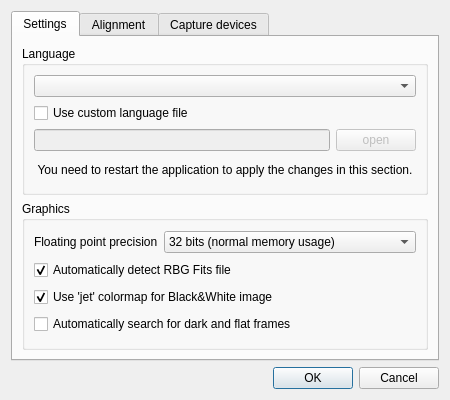
Qt form lxnstack-git/src/ui/option_dialog.ui (mauritiusdadd/lxnstack) before a commit.
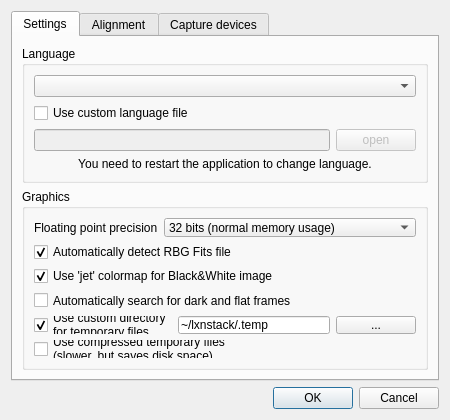
The same form after that commit.

```diff
--- a/lxnstack-git/src/ui/option_dialog.ui
+++ b/lxnstack-git/src/ui/option_dialog.ui
@@ -8,19 +8,19 @@
     <x>0</x>
     <y>0</y>
     <width>450</width>
-    <height>400</height>
+    <height>420</height>
    </rect>
   </property>
   <property name="minimumSize">
    <size>
     <width>450</width>
-    <height>400</height>
+    <height>420</height>
    </size>
   </property>
   <property name="maximumSize">
    <size>
     <width>450</width>
-    <height>400</height>
+    <height>420</height>
    </size>
   </property>
   <property name="windowTitle">
@@ -89,7 +89,7 @@
           <item>
            <widget class="QLabel" name="label_3">
             <property name="text">
-             <string>You need to restart the application to apply the changes in this section.</string>
+             <string>You need to restart the application to change language.</string>
             </property>
             <property name="alignment">
              <set>Qt::AlignCenter</set>
@@ -175,6 +175,43 @@
             </property>
            </widget>
           </item>
+          <item>
+           <layout class="QHBoxLayout" name="horizontalLayout_7">
+            <item>
+             <widget class="QCheckBox" name="tempPathCheckBox">
+              <property name="text">
+               <string>Use custom directory
+for temporary files</string>
+              </property>
+              <property name="checked">
+               <bool>true</bool>
+              </property>
+             </widget>
+            </item>
+            <item>
+             <widget class="QLineEdit" name="tempPathLineEdit">
+              <property name="text">
+               <string>~/lxnstack/.temp</string>
+              </property>
+             </widget>
+            </item>
+            <item>
+             <widget class="QPushButton" name="tempPathPushButton">
+              <property name="text">
+               <string>...</string>
+              </property>
+             </widget>
+            </item>
+           </layout>
+          </item>
+          <item>
+           <widget class="QCheckBox" name="compressedTempCheckBox">
+            <property name="text">
+             <string>Use compressed temporary files
+(slower, but saves disk space)</string>
+            </property>
+           </widget>
+          </item>
          </layout>
         </widget>
        </item>
```
Left out of the diff: 64 changed lines with no effect on the pictures.
